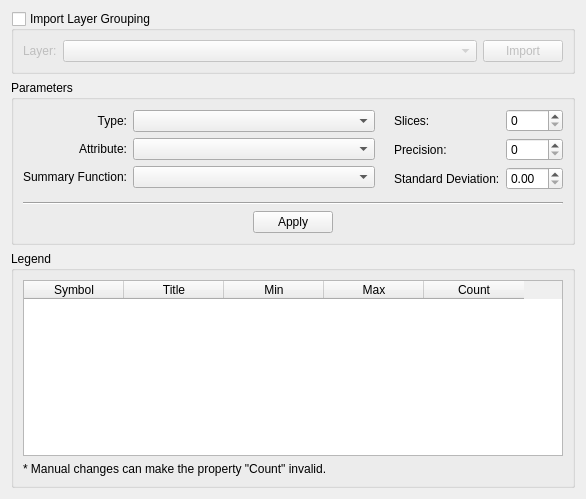
Above: src/terralib/qt/widgets/se/ui/GroupingWidgetForm.ui from claudiobogossian/terralib5 before the change. Below: the same form after it.
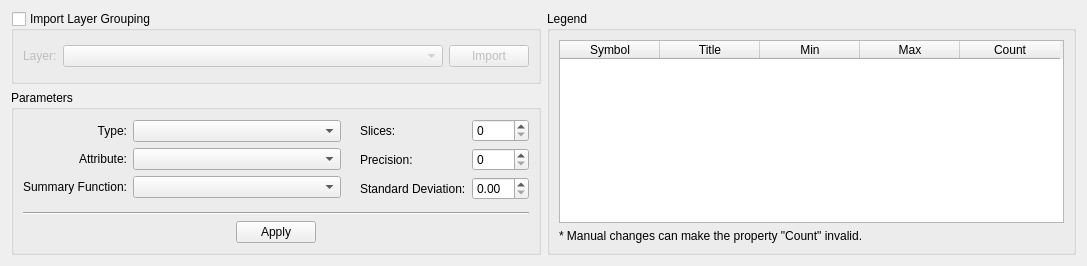
That is the form after the change.

The edit to the form file:
```diff
--- a/src/terralib/qt/widgets/se/ui/GroupingWidgetForm.ui
+++ b/src/terralib/qt/widgets/se/ui/GroupingWidgetForm.ui
@@ -6,13 +6,15 @@
    <rect>
     <x>0</x>
     <y>0</y>
-    <width>586</width>
-    <height>499</height>
+    <width>1087</width>
+    <height>266</height>
    </rect>
   </property>
   <property name="windowTitle">
    <string>Grouping</string>
   </property>
+  <layout class="QGridLayout" name="gridLayout_19">
+   <item row="0" column="0">
   <layout class="QGridLayout" name="gridLayout_18">
    <item row="0" column="0">
     <layout class="QGridLayout" name="gridLayout_17">
@@ -266,7 +268,9 @@
        </layout>
       </widget>
      </item>
-     <item row="2" column="0">
+      </layout>
+     </item>
+     <item row="0" column="1">
       <widget class="QGroupBox" name="groupBox_3">
        <property name="title">
         <string>Legend</string>
```
Lines whose indentation alone changed are shown as unchanged.
